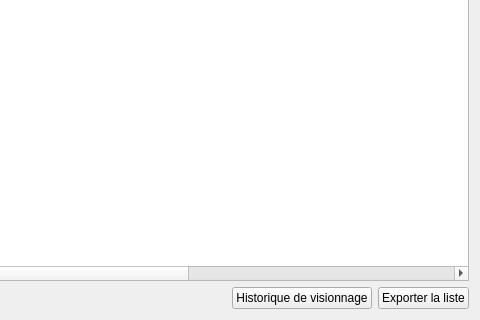
Before: the Qt Designer form src/ui/tabs/list2_tab.ui in seigneurfuo/MyAnimeManager3, drawn with Qt 5; both pictures show x 370 to 850 and y 226 to 546 of the 850 by 546 pixel window.
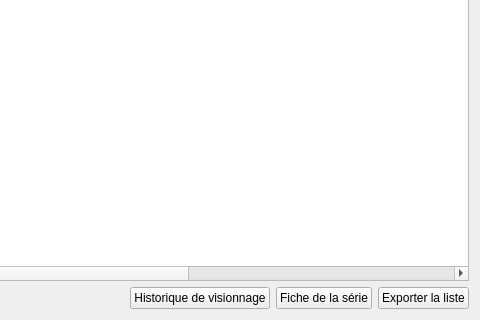
After: the same form once the commit is applied. Icons and pictures are not drawn.

Commit message: Ajout d'un bouton sur la liste de tout les animés afin d'aller directement à la fiche d'une série.

Patch:
```diff
--- a/src/ui/tabs/list2_tab.ui
+++ b/src/ui/tabs/list2_tab.ui
@@ -129,6 +129,17 @@
        </property>
       </widget>
      </item>
+     <item>
+      <widget class="QPushButton" name="go_to_serie_data_button">
+       <property name="text">
+        <string>Fiche de la série</string>
+       </property>
+       <property name="icon">
+        <iconset>
+         <normaloff>../../resources/icons/films.png</normaloff>../../resources/icons/films.png</iconset>
+       </property>
+      </widget>
+     </item>
      <item>
       <widget class="QPushButton" name="pushButton">
        <property name="text">
```
The commit also changes 1 other file.
